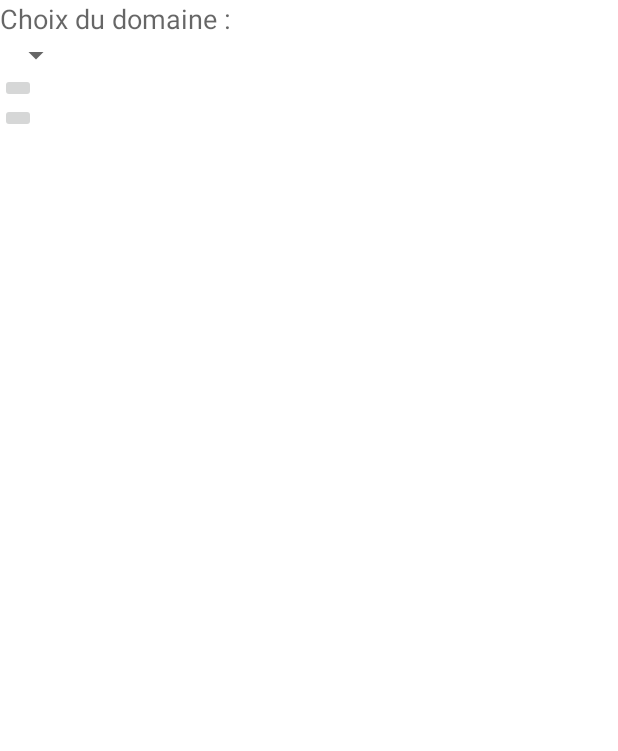
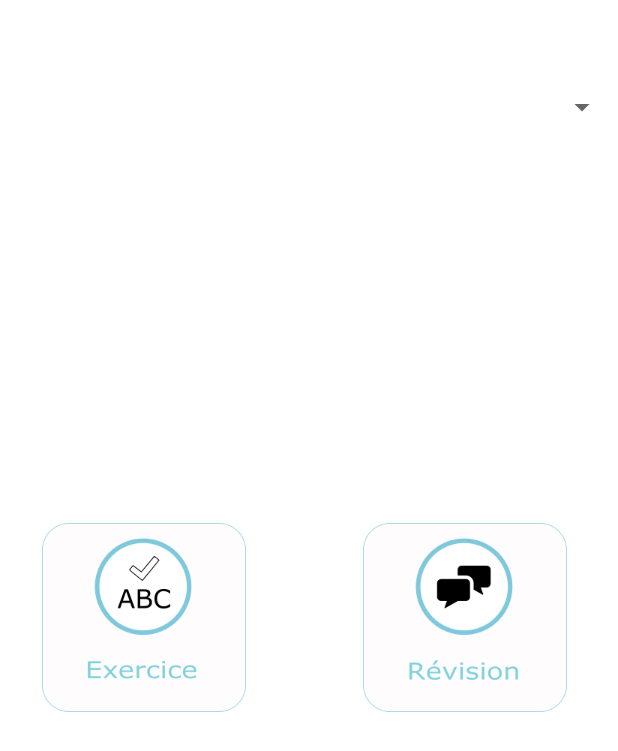
Before and after one commit to MalikPoutchinskaya/arabe_courant, an Android app: the layout fragment_choix_option_vocabulaire.xml on its own in the app's theme, with its tools: preview values and no code run, on a phone screen of 412 x 824 dp. Shown: the top 751 px of the screen. Run offline under Robolectric (Android 15) with nearby library versions, the phone set to English and light mode, and no system bars.

Commit message:
GENERAL : V0.1
User Story : mutli option Vocabulaire
Tâches : Choix par domaine pour le test
Etat : 100%

Tâches : Reconnaissance fin de liste vocab
Etat : 100%

Tâches : Design des options Vocab
Etat : 50%

```diff
--- a/app/src/main/java/com/poutchinskaya/malik/sotunisia/Metier/GestionMot.java
+++ b/app/src/main/java/com/poutchinskaya/malik/sotunisia/Metier/GestionMot.java
@@ -46,11 +46,14 @@ public class GestionMot {
     String motPhonetique;
     String motDomaine;
 
+    //Listes des mots par domaine
+    ArrayList<Mot> listMotByDomaine;
 
     public GestionMot(Context context, String langueChoisie, String domaineChoisie) {
         this.context = context;
         this.langueChoisie = langueChoisie;
         this.domaineChoisie = domaineChoisie;
+        listMotByDomaine = gettAllMotFilterByDomaine();
     }
 
     private ArrayList<Mot> getAllMots() {
@@ -117,11 +120,13 @@ public class GestionMot {
     }
 
     public Mot getUnMotRandom() {
-        ArrayList<Mot> listMotByDomaine = gettAllMotFilterByDomaine();
         int lower = 0;
         int higher = listMotByDomaine.size();
         int random = (int) (Math.random() * (higher - lower)) + lower;
-        Mot motRandom = listMotByDomaine.get(random);
+         Mot motRandom = listMotByDomaine.get(random);
+
+        //je retire le mot de liste
+        listMotByDomaine.remove(motRandom);
 
 
         //On met à jour le mot actuel dans la classe
@@ -134,7 +139,9 @@ public class GestionMot {
     //quand on appuis sur le bouton Next
     public void modeQuestion(View rootView) {
 
-        Mot suiteMot = getUnMotRandom();
+        try{
+            Mot suiteMot = getUnMotRandom();
+
 
 
         TextView textQuestion = (TextView) rootView.findViewById(R.id.textViewQuestion);
@@ -158,6 +165,11 @@ public class GestionMot {
         boutonNext.setVisibility(View.INVISIBLE);
         boutonEcouteMot.setVisibility(View.INVISIBLE);
         ligneDesign1.setVisibility(View.INVISIBLE);
+
+
+        }catch (Exception e){
+            Toast.makeText(context, "Fin de la liste",Toast.LENGTH_LONG).show();
+        }
 
 
     }
@@ -199,7 +211,7 @@ public class GestionMot {
         }
     }
 
-    //Lance et arret l'ecoute du mot
+    //Lance et arret l'ecoute du mot pour le bouton next
     public void ecouteMotForNext(boolean b) {
         //Si true on ecoute
         try {
--- a/app/src/main/java/com/poutchinskaya/malik/sotunisia/Presentation/Home/ChoixCategorieFragment.java
+++ b/app/src/main/java/com/poutchinskaya/malik/sotunisia/Presentation/Home/ChoixCategorieFragment.java
@@ -62,7 +62,7 @@ public class ChoixCategorieFragment extends Fragment {
                 transaction.commit();
 
                 //Changement du titre de pres utilisateur
-                ((Home_activity) getActivity()).setPresUser("Selectionnez une catégorie :");
+                ((Home_activity) getActivity()).setPresUser("Selectionnez un domaine et un mode :");
 
 
             }
--- a/app/src/main/java/com/poutchinskaya/malik/sotunisia/Presentation/Home/ChoixOptionVocabFragment.java
+++ b/app/src/main/java/com/poutchinskaya/malik/sotunisia/Presentation/Home/ChoixOptionVocabFragment.java
@@ -17,6 +17,7 @@ import com.poutchinskaya.malik.sotunisia.Presentation.Vocabulaire.Vocabulaire_Ac
 import com.poutchinskaya.malik.sotunisia.R;
 
 import java.util.ArrayList;
+import java.util.Collections;
 import java.util.List;
 
 /**
@@ -43,6 +44,8 @@ public class ChoixOptionVocabFragment extends Fragment implements AdapterView.On
         spinner = (Spinner) rootView.findViewById(R.id.domaine_spinner);
         GestionMot gestionMot = new GestionMot(rootView.getContext(),langueChoisie,domaine);
         ArrayList<String> listAllDomaineMot = gestionMot.getAllDomaine();
+        Collections.sort(listAllDomaineMot);
+
             // Create an ArrayAdapter using the string array and a default spinner layout
         ArrayAdapter<String> adapter = new ArrayAdapter<String>(rootView.getContext(), android.R.layout.simple_spinner_item,listAllDomaineMot);
             // Specify the layout to use when the list of choices appears
--- a/app/src/main/res/layout/fragment_choix_option_vocabulaire.xml
+++ b/app/src/main/res/layout/fragment_choix_option_vocabulaire.xml
@@ -10,29 +10,15 @@
         android:background="#ffffff">
 
 
-        <Spinner
-            android:id="@+id/domaine_spinner"
-            android:layout_width="wrap_content"
-            android:layout_height="wrap_content"
-            android:layout_below="@+id/textView2"
-            android:layout_alignParentLeft="true"
-            android:layout_alignParentStart="true" />
-
-        <TextView
-            android:layout_width="wrap_content"
-            android:layout_height="wrap_content"
-            android:textAppearance="?android:attr/textAppearanceMedium"
-            android:text="Choix du domaine :"
-            android:id="@+id/textView2"
-            android:layout_alignParentTop="true"
-            android:layout_alignParentLeft="true"
-            android:layout_alignParentStart="true" />
-
         <ImageButton
             android:layout_width="wrap_content"
             android:layout_height="wrap_content"
             android:id="@+id/imageButtonTEST_VOCAB"
-            android:layout_below="@+id/domaine_spinner"
+            android:src="@drawable/exercice_button"
+            android:background="@drawable/button_shape"
+            android:layout_marginLeft="28dp"
+            android:layout_marginStart="28dp"
+            android:layout_centerVertical="true"
             android:layout_alignParentLeft="true"
             android:layout_alignParentStart="true" />
 
@@ -40,9 +26,23 @@
             android:layout_width="wrap_content"
             android:layout_height="wrap_content"
             android:id="@+id/imageButtonLISTE_VOCAB"
-            android:layout_below="@+id/imageButtonTEST_VOCAB"
+            android:src="@drawable/revision_button"
+            android:background="@drawable/button_shape"
+            android:layout_marginRight="34dp"
+            android:layout_marginEnd="34dp"
+            android:layout_alignTop="@+id/imageButtonTEST_VOCAB"
+            android:layout_alignParentRight="true"
+            android:layout_alignParentEnd="true" />
+
+        <Spinner
+            android:id="@+id/domaine_spinner"
+            android:layout_width="match_parent"
+            android:layout_height="wrap_content"
+            android:layout_alignParentTop="true"
             android:layout_alignParentLeft="true"
-            android:layout_alignParentStart="true" />
+            android:layout_alignParentStart="true"
+            android:layout_marginTop="59dp"
+            />
 
 
     </RelativeLayout>
```
Also changed, not shown: app/src/main/res/drawable-xhdpi/exercice_button.png (added), app/src/main/res/drawable-xhdpi/revision_button.png (added).
